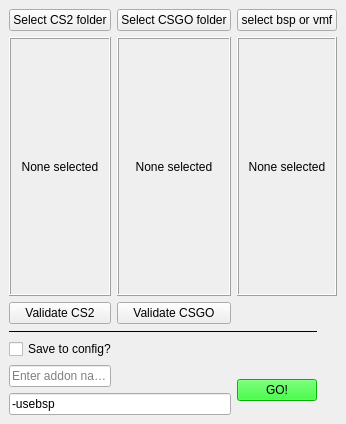
This is src/ui/interface.ui in LaplaceTor/cs2-map-importer as Qt 5 draws it before an edit. The edited form follows.
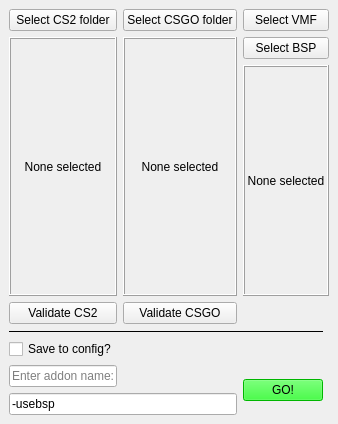
This is the edited form.

Commit message:
feat: Add auto-download of bspsrc.jar and split BSP/VMF select buttons
- Automatically download bspsrc.jar from GitHub releases on startup
- Split map select button into separate "Select VMF" and "Select BSP" buttons
- Fix bspsrc decompilation CLI flag from -out to -o
- Save decompiled VMFs to an adjacent maps/ folder

Diff of the .ui file:
```diff
--- a/src/ui/interface.ui
+++ b/src/ui/interface.ui
@@ -145,7 +145,20 @@
          <string extracomment="Doesn't need to be in a &quot;maps&quot; folder, one will be created then deleted afterwards if necessary."/>
         </property>
         <property name="text">
-         <string>select bsp or vmf</string>
+         <string>Select VMF</string>
+        </property>
+       </widget>
+      </item>
+      <item>
+       <widget class="QPushButton" name="bsp_button">
+        <property name="sizePolicy">
+         <sizepolicy hsizetype="Preferred" vsizetype="Maximum">
+          <horstretch>0</horstretch>
+          <verstretch>0</verstretch>
+         </sizepolicy>
+        </property>
+        <property name="text">
+         <string>Select BSP</string>
         </property>
        </widget>
       </item>
```
The commit also changes 2 other files.
